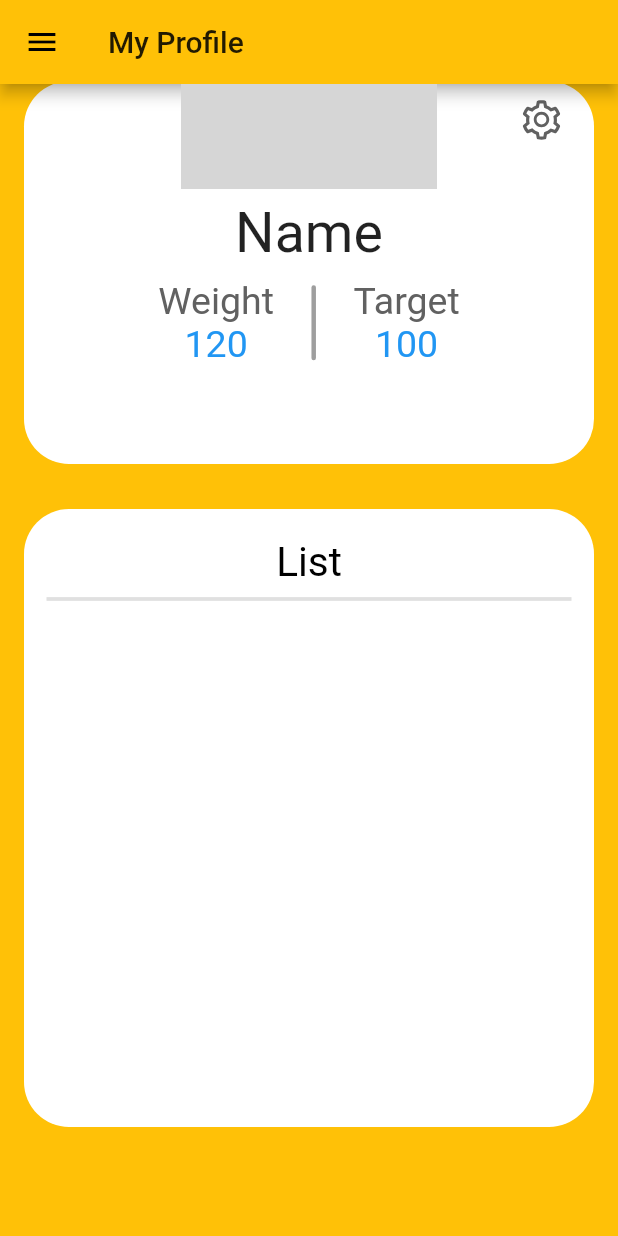
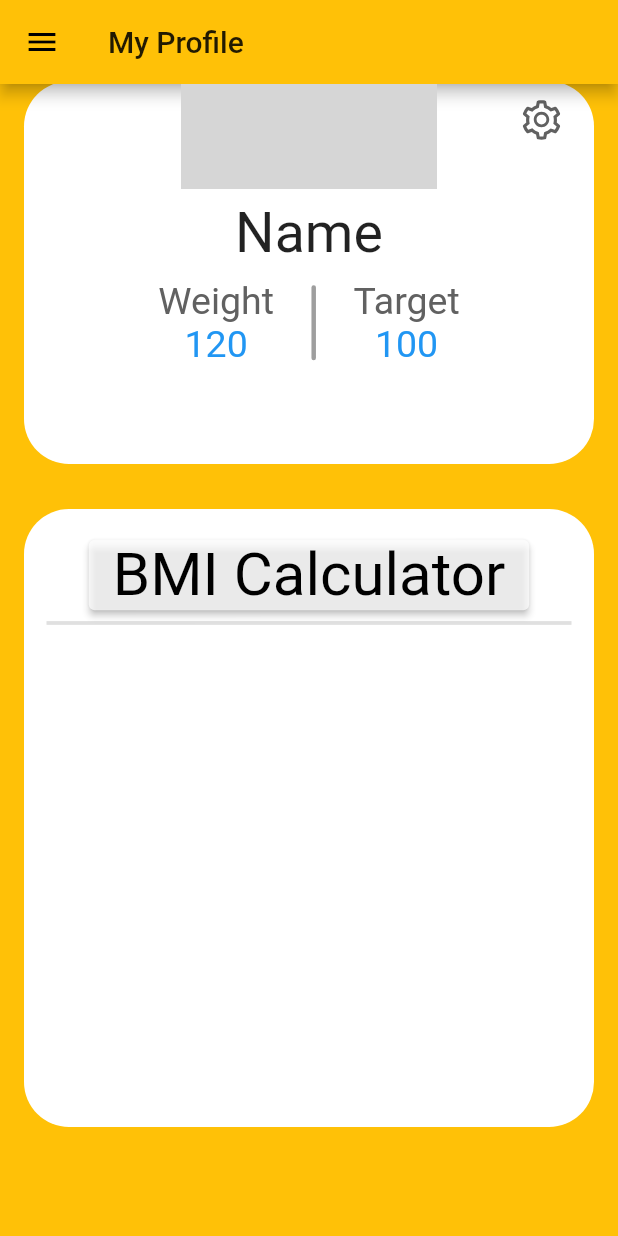
Before and after one commit to Ywhire/app, a Flutter app: the MyProfilePage screen opened by its route, scrolled down 256 dp, on a phone screen of 412 x 824 dp. Run offline on Flutter 3.47's test engine with Material 2 defaults, Android fonts, the phone set to English and light mode, and no system bars; our stand-ins replace flutter_vector_icons, table_calendar; Roboto replaces fonts that are missing (Nunito, Times New Roman); grey boxes are pictures that could not be loaded.

Commit message:
BMI calculator

```diff
--- /dev/null
+++ b/lib/module/myprofile/bmiModel.dart
@@ -0,0 +1,8 @@
+class bmiModel{
+  double bmi;
+  bool isNormal;
+
+  String comments;
+
+  bmiModel({this.bmi, this.isNormal, this.comments});
+}
--- a/lib/module/myprofile/my_profile_page.dart
+++ b/lib/module/myprofile/my_profile_page.dart
@@ -189,36 +189,23 @@ class MyProfilePage  extends StatelessWidget {
                           SizedBox(
                             height: 20,
                           ),
-                          Text(
-                            'List',
-                            style: TextStyle(
-                              color: Colors.black,
-                              fontSize: 27,
-                              fontFamily: 'Times New Roman',
+                          ElevatedButton(
+                            onPressed: (){},
+                            child: Text ('BMI Calculator'),
+                            style: ElevatedButton.styleFrom(
+                              primary: Colors.white.withOpacity(0.7),
+                              textStyle: TextStyle(
+                                fontSize:40,
+                                fontFamily: 'Times New Roman'
+
+                              )
                             ),
+
                           ),
                           Divider(
                             thickness: 2.5,
                           ),
-                          SizedBox(
-                            height: 10,
-                          ),
                           Container(
-                            height: height * 0.15,
-                            decoration: BoxDecoration(
-                              color: Colors.white,
-                              borderRadius: BorderRadius.circular(30),
-                            ),
-                          ),
-                          SizedBox(
-                            height: 10,
-                          ),
-                          Container(
-                            height: height * 0.15,
-                            decoration: BoxDecoration(
-                              color: Colors.white,
-                              borderRadius: BorderRadius.circular(30),
-                            ),
                           ),
                         ],
                       ),
```
Also changed, not shown: lib/module/myprofile/bmiCalculatorScreen.dart (added, +120 -0 lines), lib/module/myprofile/resultScreen.dart (added, +55 -0 lines).
